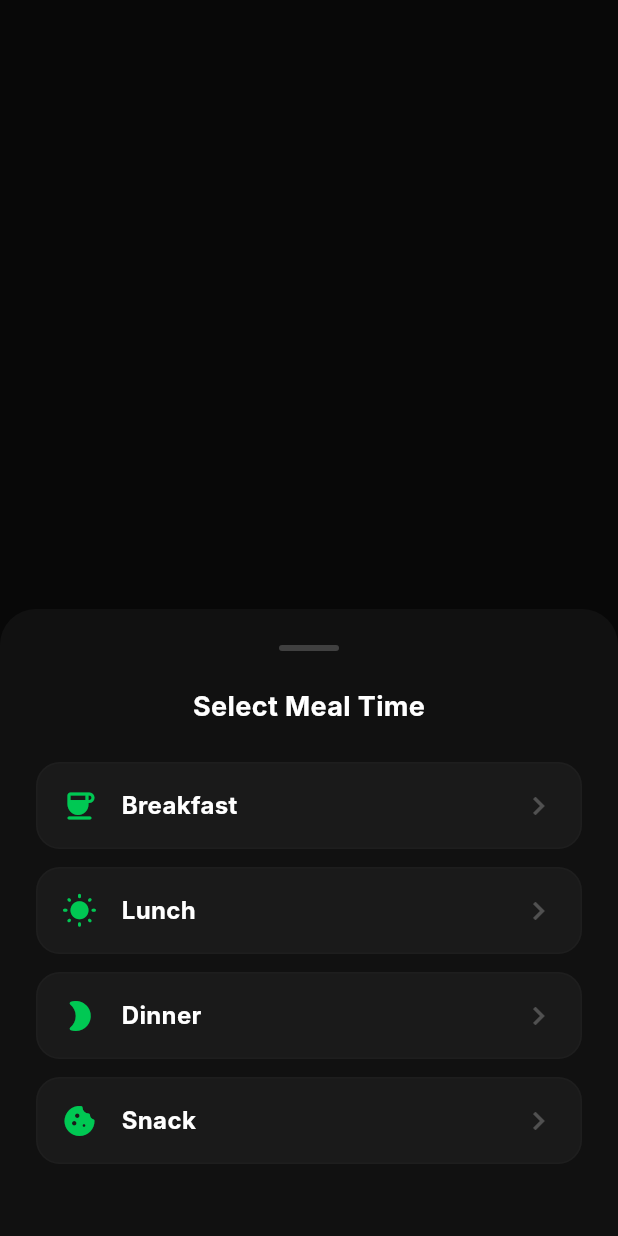
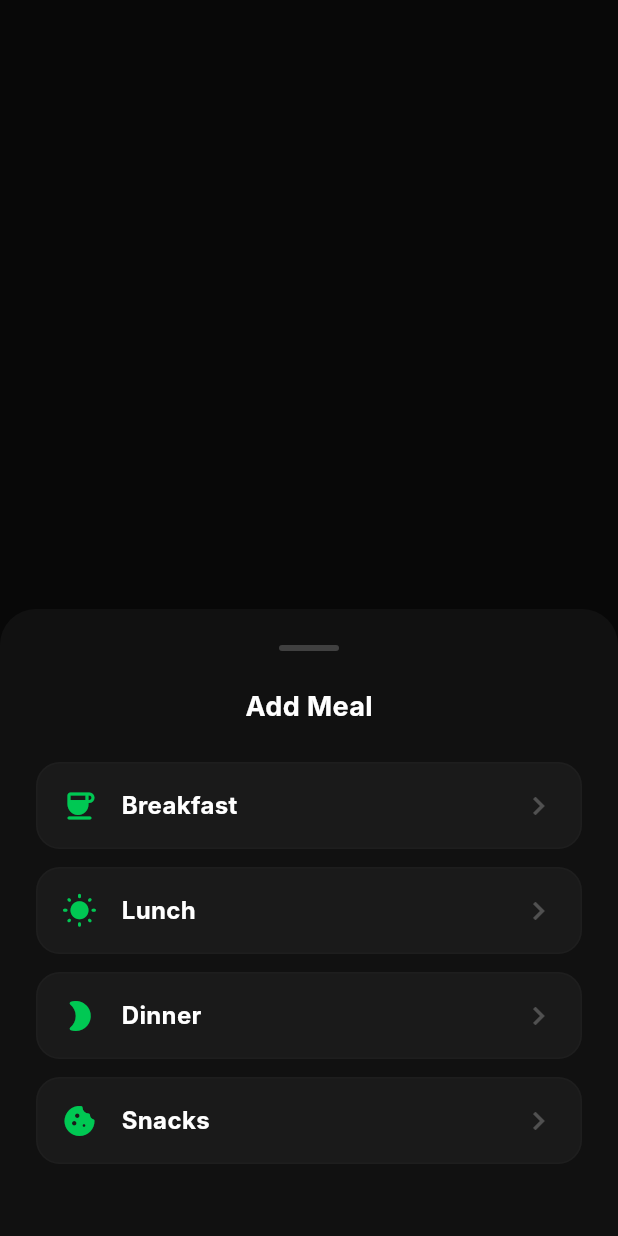
Before and after one commit to masumhasan/ramsai, a Flutter app: what showMealTimeSelection() shows on an empty page, opened directly with empty values, on a phone screen of 412 x 824 dp. Run offline on Flutter 3.47's test engine with Material 3 defaults, Android fonts, the phone set to English and light mode, and no system bars; our stand-ins replace flutter_local_notifications, flutter_svg, image_picker, permission_handler, shared_preferences, speech_to_text and 1 more; accounts and stored records are empty; Roboto replaces fonts that are missing (Inter).

Commit message:
updated langualge logs

```diff
--- a/lib/features/home/widgets/log_activity_options.dart
+++ b/lib/features/home/widgets/log_activity_options.dart
@@ -77,7 +77,7 @@ class LogActivityOptions extends StatelessWidget {
             subtitle: l10n.getString('home.log_a_meal_desc'),
             onTap: () {
               Navigator.pop(context);
-              MealLoggingOptions.showAddOptions(context);
+              MealLoggingOptions.showMealTimeSelection(context, isAiScan: true);
             },
           ),
           const SizedBox(height: 12),
--- a/lib/features/nutrition/widgets/meal_logging_options.dart
+++ b/lib/features/nutrition/widgets/meal_logging_options.dart
@@ -1,5 +1,7 @@
 import 'package:flutter/material.dart';
+import 'package:provider/provider.dart';
 import '../../../core/theme/app_colors.dart';
+import '../../../core/providers/language_provider.dart';
 import '../controllers/nutrition_controller.dart';
 import '../screens/add_meal_screen.dart';
 import '../screens/ai_food_scan_screen.dart';
@@ -131,11 +133,12 @@ class MealLoggingOptions {
   }
 
   static void showMealTimeSelection(BuildContext context, {required bool isAiScan}) {
+    final l10n = context.read<LanguageProvider>();
     final mealTimes = [
-      {'title': 'Breakfast', 'icon': Icons.coffee_rounded},
-      {'title': 'Lunch', 'icon': Icons.wb_sunny_rounded},
-      {'title': 'Dinner', 'icon': Icons.mode_night_rounded},
-      {'title': 'Snack', 'icon': Icons.cookie_rounded},
+      {'title': l10n.getString('nutrition.breakfast'), 'icon': Icons.coffee_rounded, 'key': 'Breakfast'},
+      {'title': l10n.getString('nutrition.lunch'), 'icon': Icons.wb_sunny_rounded, 'key': 'Lunch'},
+      {'title': l10n.getString('nutrition.dinner'), 'icon': Icons.mode_night_rounded, 'key': 'Dinner'},
+      {'title': l10n.getString('nutrition.snacks'), 'icon': Icons.cookie_rounded, 'key': 'Snack'},
     ];
 
     showModalBottomSheet(
@@ -162,9 +165,9 @@ class MealLoggingOptions {
               ),
             ),
             const SizedBox(height: 24),
-            const Text(
-              'Select Meal Time',
-              style: TextStyle(color: Colors.white, fontSize: 18, fontWeight: FontWeight.bold),
+            Text(
+              l10n.getString('nutrition.add_meal_prompt'),
+              style: const TextStyle(color: Colors.white, fontSize: 18, fontWeight: FontWeight.bold),
             ),
             const SizedBox(height: 24),
             ...mealTimes.map((meal) => Padding(
@@ -174,10 +177,10 @@ class MealLoggingOptions {
                   Navigator.pop(context);
                   if (isAiScan) {
                     Navigator.of(context).push(
-                      MaterialPageRoute(builder: (_) => AiFoodScanScreen(mealType: meal['title'] as String)),
+                      MaterialPageRoute(builder: (_) => AiFoodScanScreen(mealType: meal['key'] as String)),
                     );
                   } else {
-                    _openAddMeal(context, meal['title'] as String);
+                    _openAddMeal(context, meal['key'] as String);
                   }
                 },
                 borderRadius: BorderRadius.circular(16),
```
